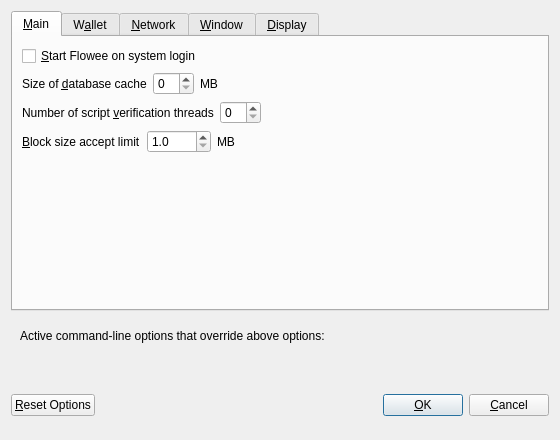
This is hub-qt/optionsdialog.ui in floweethehub/thehub as Qt 5 draws it before an edit. The edited form follows.
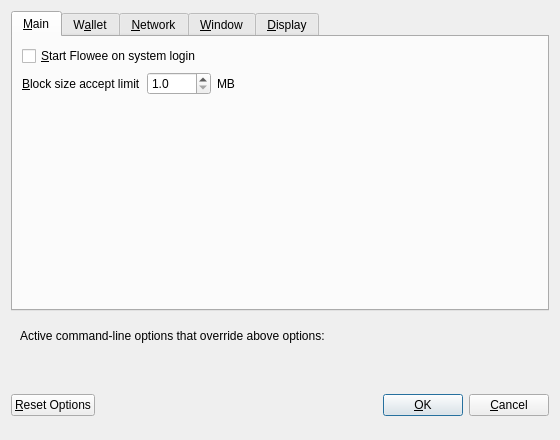
This is the edited form. Custom widgets are drawn as their Qt base class.

Patch:
```diff
--- a/hub-qt/optionsdialog.ui
+++ b/hub-qt/optionsdialog.ui
@@ -37,86 +37,6 @@
          </property>
         </widget>
        </item>
-       <item>
-        <layout class="QHBoxLayout" name="horizontalLayout_2_Main">
-         <item>
-          <widget class="QLabel" name="databaseCacheLabel">
-           <property name="text">
-            <string>Size of &amp;database cache</string>
-           </property>
-           <property name="textFormat">
-            <enum>Qt::PlainText</enum>
-           </property>
-           <property name="buddy">
-            <cstring>databaseCache</cstring>
-           </property>
-          </widget>
-         </item>
-         <item>
-          <widget class="QSpinBox" name="databaseCache"/>
-         </item>
-         <item>
-          <widget class="QLabel" name="databaseCacheUnitLabel">
-           <property name="text">
-            <string>MB</string>
-           </property>
-           <property name="textFormat">
-            <enum>Qt::PlainText</enum>
-           </property>
-          </widget>
-         </item>
-         <item>
-          <spacer name="horizontalSpacer_2_Main">
-           <property name="orientation">
-            <enum>Qt::Horizontal</enum>
-           </property>
-           <property name="sizeHint" stdset="0">
-            <size>
-             <width>40</width>
-             <height>20</height>
-            </size>
-           </property>
-          </spacer>
-         </item>
-        </layout>
-       </item>
-       <item>
-        <layout class="QHBoxLayout" name="horizontalLayout_3_Main">
-         <item>
-          <widget class="QLabel" name="threadsScriptVerifLabel">
-           <property name="text">
-            <string>Number of script &amp;verification threads</string>
-           </property>
-           <property name="textFormat">
-            <enum>Qt::PlainText</enum>
-           </property>
-           <property name="buddy">
-            <cstring>threadsScriptVerif</cstring>
-           </property>
-          </widget>
-         </item>
-         <item>
-          <widget class="QSpinBox" name="threadsScriptVerif">
-           <property name="toolTip">
-            <string>(0 = auto, &lt;0 = leave that many cores free)</string>
-           </property>
-          </widget>
-         </item>
-         <item>
-          <spacer name="horizontalSpacer_3_Main">
-           <property name="orientation">
-            <enum>Qt::Horizontal</enum>
-           </property>
-           <property name="sizeHint" stdset="0">
-            <size>
-             <width>40</width>
-             <height>20</height>
-            </size>
-           </property>
-          </spacer>
-         </item>
-        </layout>
-       </item>
        <item>
         <layout class="QHBoxLayout" name="horizontalLayout_4_Main">
          <item>
```
